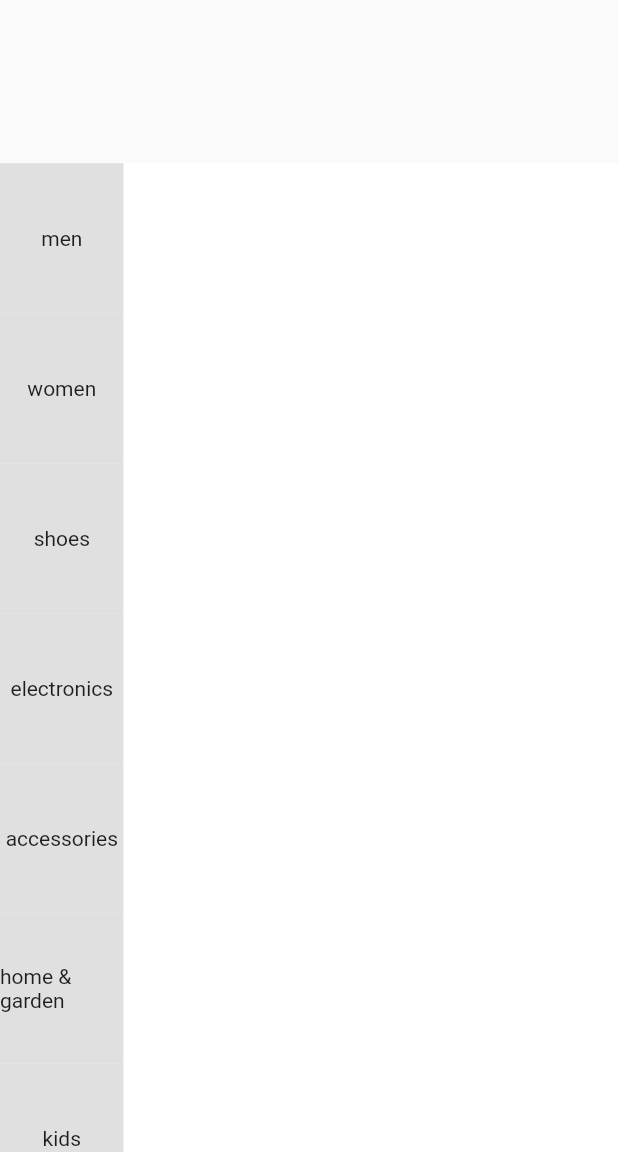
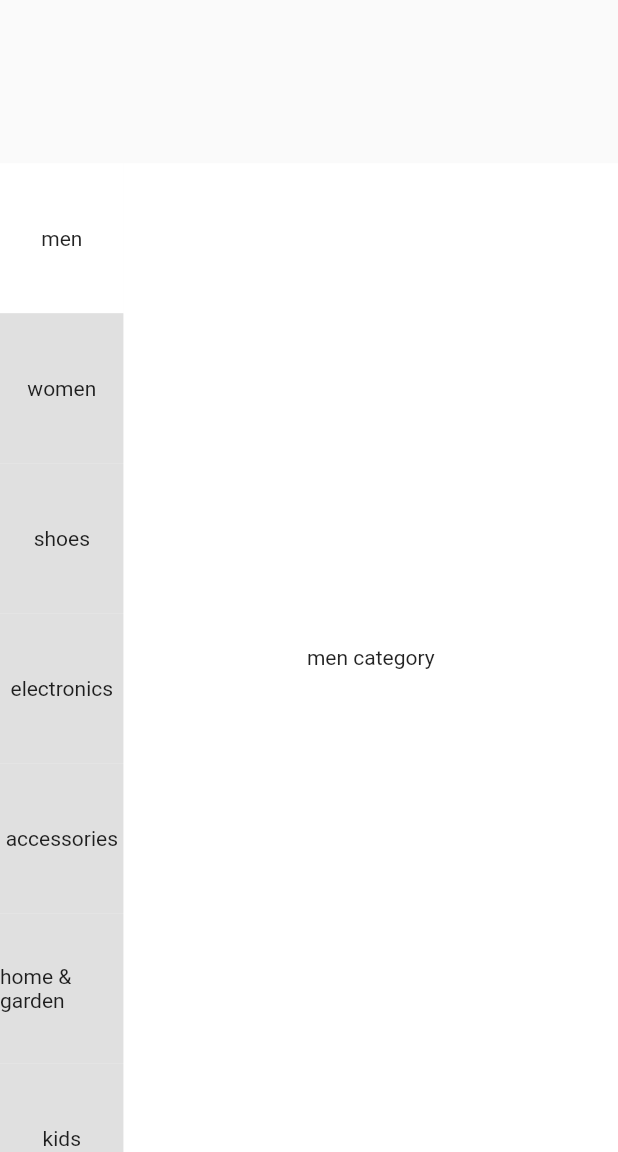
Before and after one commit to HHHMHA/multi_store_app, a Flutter app: the CategoryScreen screen opened directly, on a phone screen of 412 x 824 dp, the part 84-1236 px from its top. Run offline on Flutter 3.47's test engine with Material 2 defaults, Android fonts, the phone set to English and light mode, and no system bars.

Commit message:
Add page view for categories screen

```diff
--- a/lib/main_screens/category.dart
+++ b/lib/main_screens/category.dart
@@ -2,7 +2,7 @@ import 'package:flutter/material.dart';
 import 'package:multi_store_app/widgets/fake_search.dart';
 
 List<ItemsData> categories = [
-  ItemsData(label: 'men'),
+  ItemsData(label: 'men', isSelected: true),
   ItemsData(label: 'women'),
   ItemsData(label: 'shoes'),
   ItemsData(label: 'electronics'),
@@ -20,6 +20,8 @@ class CategoryScreen extends StatefulWidget {
 }
 
 class _CategoryScreenState extends State<CategoryScreen> {
+  final PageController _pageController = PageController();
+
   @override
   Widget build(BuildContext context) {
     final mediaQuery = MediaQuery.of(context);
@@ -56,12 +58,11 @@ class _CategoryScreenState extends State<CategoryScreen> {
         itemBuilder: (context, index) {
           return GestureDetector(
             onTap: () {
-              for (var element in categories) {
-                element.isSelected = false;
-              }
-              setState(() {
-                categories[index].isSelected = true;
-              });
+              _pageController.animateToPage(
+                index,
+                duration: const Duration(milliseconds: 100),
+                curve: Curves.easeInOut,
+              );
             },
             child: Container(
               color: categories[index].isSelected
@@ -78,11 +79,51 @@ class _CategoryScreenState extends State<CategoryScreen> {
     );
   }
 
+  void selectCategory(int index) {
+    setState(() {
+      for (var element in categories) {
+        element.isSelected = false;
+      }
+      categories[index].isSelected = true;
+    });
+  }
+
   Widget categoryView(mediaQuery) {
     return Container(
       height: mediaQuery.size.height * 0.8,
       width: mediaQuery.size.width * 0.8,
       color: Colors.white,
+      child: PageView(
+        scrollDirection: Axis.vertical,
+        controller: _pageController,
+        onPageChanged: selectCategory,
+        children: const [
+          Center(
+            child: Text("men category"),
+          ),
+          Center(
+            child: Text("women category"),
+          ),
+          Center(
+            child: Text("women category"),
+          ),
+          Center(
+            child: Text("women category"),
+          ),
+          Center(
+            child: Text("women category"),
+          ),
+          Center(
+            child: Text("women category"),
+          ),
+          Center(
+            child: Text("women category"),
+          ),
+          Center(
+            child: Text("women category"),
+          ),
+        ],
+      ),
     );
   }
 }
```
